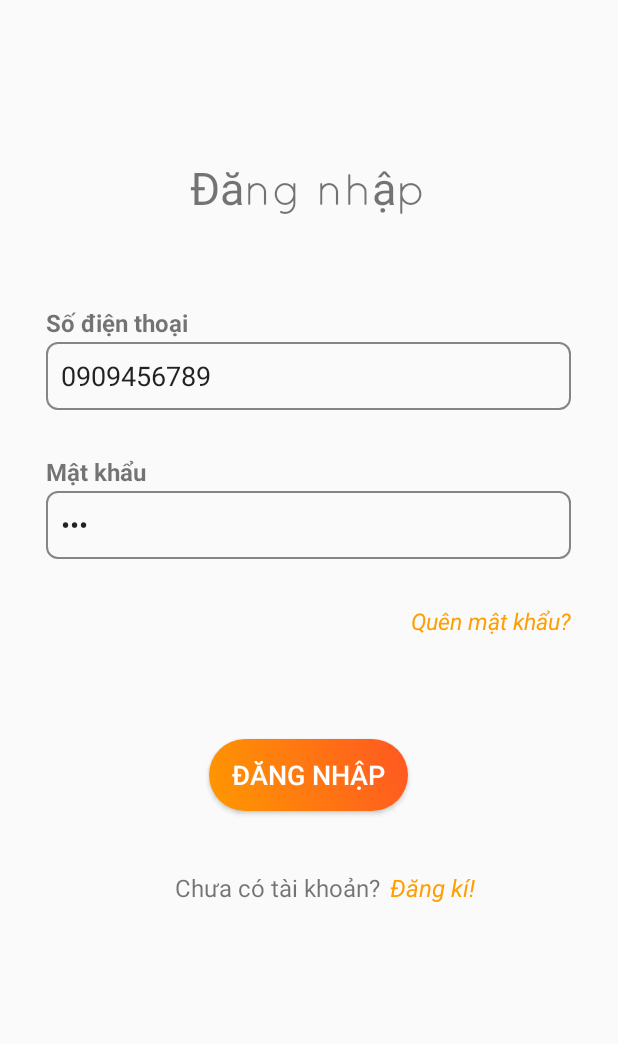
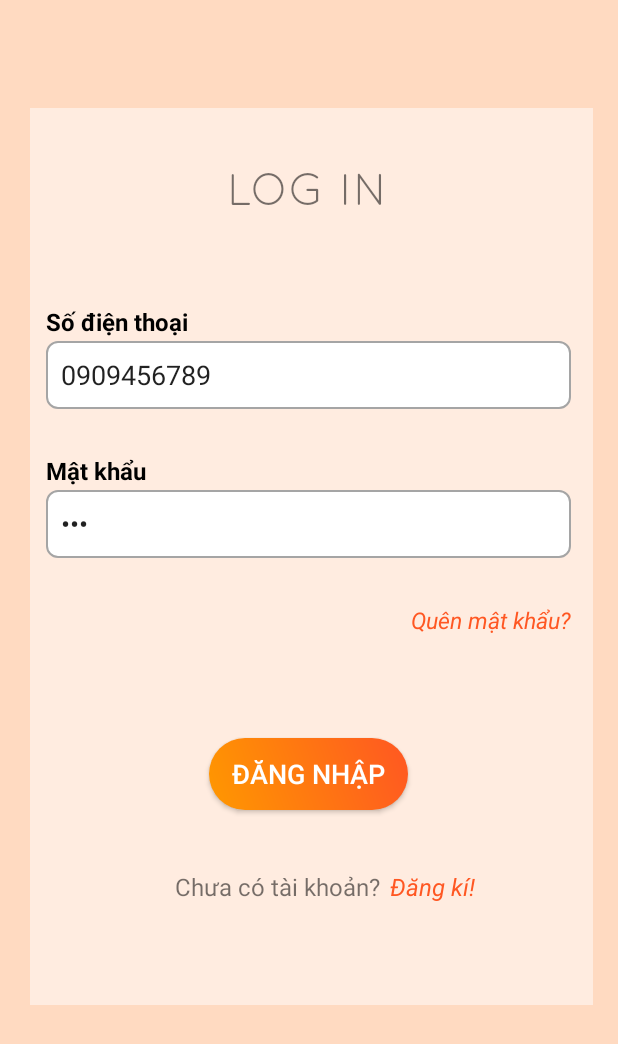
Before and after one commit to l3ths/FlowerSystem, an Android app: the screen it shows after launch (LoginActivity), on a phone screen of 412 x 824 dp. Shown: the top 1044 px of the screen. Run offline under Robolectric (Android 15) with nearby library versions, the phone set to English and light mode, and no system bars; libraries missing offline, so code that uses them is left out: retrofit2.converter.jackson.

Commit message:
giao dien login

```diff
--- a/app/build.gradle
+++ b/app/build.gradle
@@ -47,4 +47,5 @@ dependencies {
     implementation(platform("com.google.firebase:firebase-bom:32.1.1"))
     implementation("com.google.firebase:firebase-analytics")
     implementation("com.google.firebase:firebase-messaging")
+
 }
--- a/app/src/main/res/drawable/botron_edittext.xml
+++ b/app/src/main/res/drawable/botron_edittext.xml
@@ -4,14 +4,14 @@
     android:shape="rectangle">
 
     <!-- Set màu nền-->
-<!--    <solid-->
-<!--        android:color="#FFFFFF" >-->
-<!--    </solid>-->
+    <solid
+        android:color="#FFFFFF" >
+    </solid>
 
     <!-- đặt thuộc tính màu và độ rộng của đường viền -->
     <stroke
         android:width="1dp"
-        android:color="#858585" >
+        android:color="#A5A5A5" >
     </stroke>
 
     <!-- các thuộc tính căn chỉnh-->
--- a/app/src/main/res/layout/activity_login.xml
+++ b/app/src/main/res/layout/activity_login.xml
@@ -4,8 +4,16 @@
     xmlns:tools="http://schemas.android.com/tools"
     android:layout_width="match_parent"
     android:layout_height="match_parent"
+    android:background="#FFDAC1"
     tools:context=".LoginActivity">
-
+    <View
+        android:layout_width="375dp"
+        android:layout_height="598dp"
+        android:layout_marginStart="20dp"
+        android:layout_marginTop="72dp"
+        android:background="#80FFFFFF"
+        app:layout_constraintStart_toStartOf="parent"
+        app:layout_constraintTop_toTopOf="parent" />
     <EditText
         android:id="@+id/etPhone"
         android:layout_width="350dp"
@@ -67,7 +75,7 @@
         android:layout_height="wrap_content"
         android:layout_marginEnd="94dp"
         android:text="Đăng kí!"
-        android:textColor="#FF9E00"
+        android:textColor="#FF5722"
         android:textSize="16dp"
         android:textStyle="italic"
         app:layout_constraintBottom_toBottomOf="@+id/textView3"
@@ -82,7 +90,7 @@
         android:layout_height="wrap_content"
         android:layout_marginTop="76dp"
         android:text="Quên mật khẩu?"
-        android:textColor="#FF9E00"
+        android:textColor="#FF5722"
         android:textSize="15dp"
         android:textStyle="italic"
         app:layout_constraintEnd_toEndOf="@+id/etPassword"
@@ -106,7 +114,7 @@
         android:layout_width="wrap_content"
         android:layout_height="wrap_content"
         android:layout_marginTop="108dp"
-        android:text="Đăng nhập"
+        android:text="LOG IN"
         android:textSize="30dp"
         android:textStyle="bold"
         app:layout_constraintEnd_toEndOf="parent"
@@ -122,6 +130,7 @@
         android:layout_marginTop="60dp"
         android:text="Số điện thoại"
         android:textSize="16dp"
+        android:textColor="@color/black"
         android:textStyle="bold"
         app:layout_constraintStart_toStartOf="@+id/etPhone"
         app:layout_constraintTop_toBottomOf="@+id/textView2" />
@@ -131,6 +140,7 @@
         android:layout_width="wrap_content"
         android:layout_height="wrap_content"
         android:layout_marginTop="30dp"
+        android:textColor="@color/black"
         android:text="Mật khẩu"
         android:textSize="16dp"
         android:textStyle="bold"
@@ -164,4 +174,6 @@
             android:layout_height="wrap_content"
             android:indeterminate="true" />
     </RelativeLayout>
+
+
 </androidx.constraintlayout.widget.ConstraintLayout>
```
Also changed, not shown: app/src/main/res/layout/activity_shop_information.xml (+9 -7 lines), app/src/main/res/drawable/logo.png (added).
